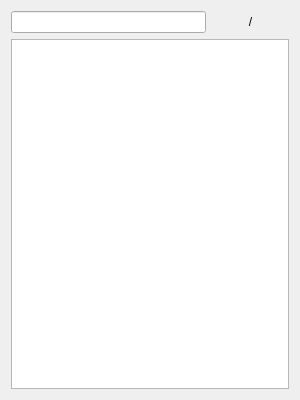
Before: the Qt Designer form src/widgets/file_list/form.ui in J094/label-anything, drawn with Qt 5.
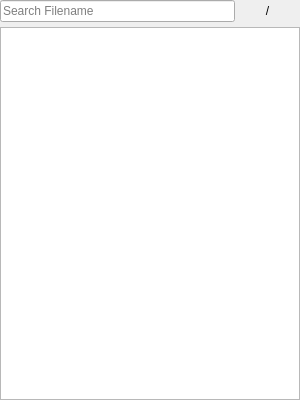
After: the same form once the commit is applied.

Diff of the .ui file:
```diff
--- a/src/widgets/file_list/form.ui
+++ b/src/widgets/file_list/form.ui
@@ -14,8 +14,29 @@
    <string>FileList</string>
   </property>
   <layout class="QVBoxLayout" name="verticalLayout">
+   <property name="spacing">
+    <number>0</number>
+   </property>
+   <property name="leftMargin">
+    <number>0</number>
+   </property>
+   <property name="topMargin">
+    <number>0</number>
+   </property>
+   <property name="rightMargin">
+    <number>0</number>
+   </property>
+   <property name="bottomMargin">
+    <number>0</number>
+   </property>
    <item>
     <layout class="QHBoxLayout" name="horizontalLayout">
+     <property name="spacing">
+      <number>0</number>
+     </property>
+     <property name="bottomMargin">
+      <number>5</number>
+     </property>
      <item>
       <widget class="QLineEdit" name="lineEdit_file_search">
        <property name="minimumSize">
@@ -24,6 +45,9 @@
          <height>0</height>
         </size>
        </property>
+       <property name="placeholderText">
+        <string>Search Filename</string>
+       </property>
       </widget>
      </item>
      <item>
```
Left out of the diff: 10 changed lines with no effect on the pictures.
